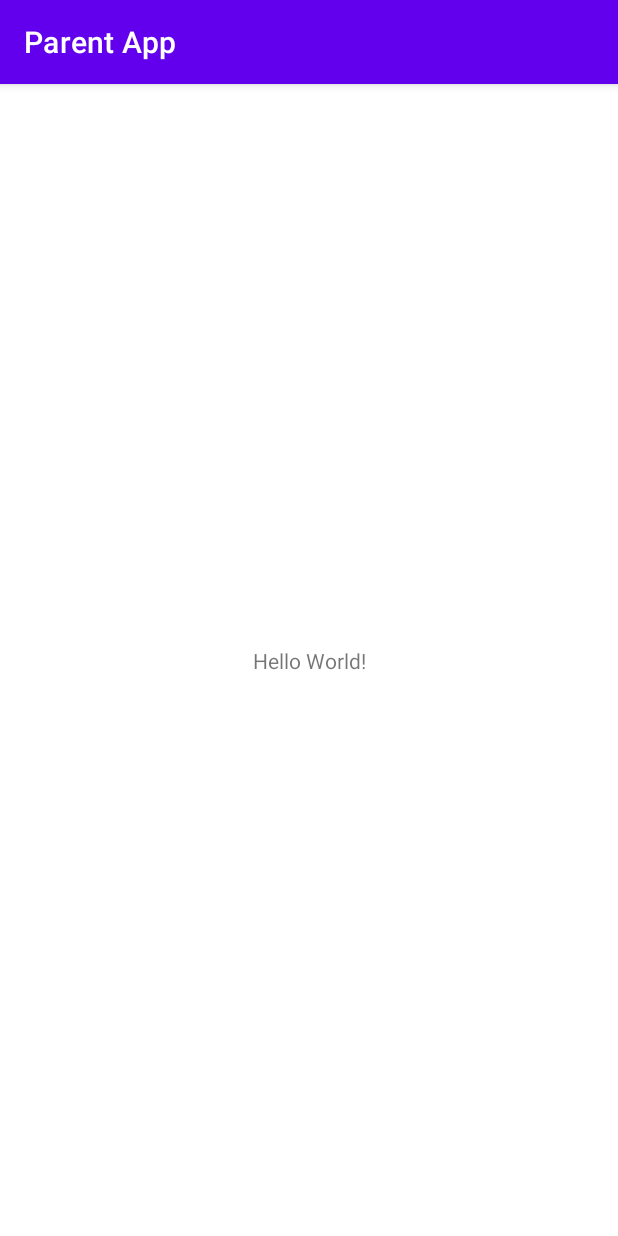
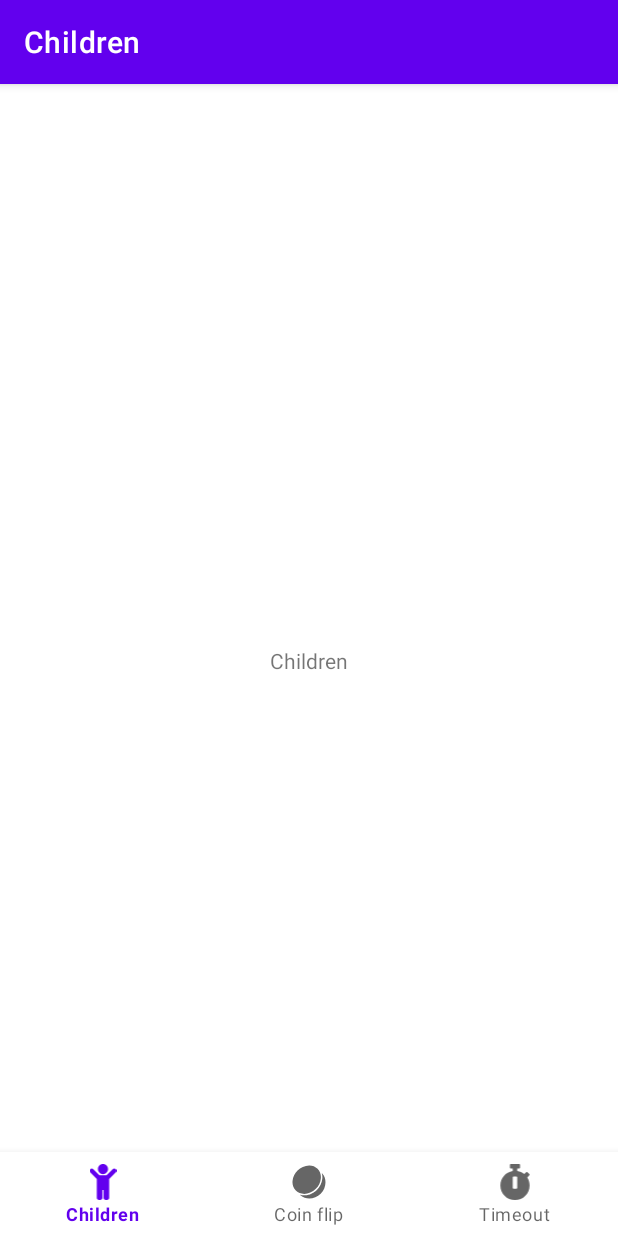
Before and after one commit to corbinjensen/AndroidParentApp, an Android app: the screen it shows after launch (MainActivity), on a phone screen of 412 x 824 dp. Run offline under Robolectric (Android 15) with nearby library versions, the phone set to English and light mode, and no system bars; our stand-ins replace navigation-ui.

Commit message:
Implement the menu for the application
The application uses ButtonNavigationView for the layout, where each feature resides in a fragment.

```diff
--- a/app/src/main/java/ca/sfu/fluorine/parentapp/MainActivity.java
+++ b/app/src/main/java/ca/sfu/fluorine/parentapp/MainActivity.java
@@ -1,14 +1,33 @@
 package ca.sfu.fluorine.parentapp;
 
 import androidx.appcompat.app.AppCompatActivity;
+import androidx.navigation.NavController;
+import androidx.navigation.Navigation;
+import androidx.navigation.ui.AppBarConfiguration;
+import androidx.navigation.ui.NavigationUI;
 
 import android.os.Bundle;
 
+import ca.sfu.fluorine.parentapp.databinding.ActivityMainBinding;
+
 public class MainActivity extends AppCompatActivity {
+
+	private ActivityMainBinding binding;
 
 	@Override
 	protected void onCreate(Bundle savedInstanceState) {
 		super.onCreate(savedInstanceState);
-		setContentView(R.layout.activity_main);
+
+		binding = ActivityMainBinding.inflate(getLayoutInflater());
+		setContentView(binding.getRoot());
+
+		// Passing each menu ID as a set of Ids because each
+		// menu should be considered as top level destinations.
+		AppBarConfiguration appBarConfiguration = new AppBarConfiguration.Builder(
+				R.id.navigation_children, R.id.navigation_coin_flip, R.id.navigation_timeout)
+				.build();
+		NavController navController = Navigation.findNavController(this, R.id.nav_host_fragment_activity_main);
+		NavigationUI.setupActionBarWithNavController(this, navController, appBarConfiguration);
+		NavigationUI.setupWithNavController(binding.navView, navController);
 	}
 }
--- /dev/null
+++ b/app/src/main/java/ca/sfu/fluorine/parentapp/view/ChildrenFragment.java
@@ -0,0 +1,32 @@
+package ca.sfu.fluorine.parentapp.view;
+
+import android.os.Bundle;
+
+import androidx.annotation.NonNull;
+import androidx.fragment.app.Fragment;
+
+import android.view.LayoutInflater;
+import android.view.View;
+import android.view.ViewGroup;
+
+import ca.sfu.fluorine.parentapp.R;
+import ca.sfu.fluorine.parentapp.databinding.FragmentChildrenBinding;
+
+
+public class ChildrenFragment extends Fragment {
+	private FragmentChildrenBinding binding;
+
+	@Override
+	public View onCreateView(@NonNull LayoutInflater inflater, ViewGroup container,
+							 Bundle savedInstanceState) {
+		// Inflate the layout for this fragment
+		binding = FragmentChildrenBinding.inflate(inflater, container, false);
+		return binding.getRoot();
+	}
+
+	@Override
+	public void onDestroy() {
+		super.onDestroy();
+		binding = null;
+	}
+}
--- a/app/src/main/res/layout/activity_main.xml
+++ b/app/src/main/res/layout/activity_main.xml
@@ -1,18 +1,33 @@
 <?xml version="1.0" encoding="utf-8"?>
 <androidx.constraintlayout.widget.ConstraintLayout xmlns:android="http://schemas.android.com/apk/res/android"
     xmlns:app="http://schemas.android.com/apk/res-auto"
-    xmlns:tools="http://schemas.android.com/tools"
+    android:id="@+id/container"
     android:layout_width="match_parent"
     android:layout_height="match_parent"
-    tools:context=".MainActivity">
+    android:paddingTop="?attr/actionBarSize">
 
-    <TextView
-        android:layout_width="wrap_content"
+    <com.google.android.material.bottomnavigation.BottomNavigationView
+        android:id="@+id/nav_view"
+        android:layout_width="0dp"
         android:layout_height="wrap_content"
-        android:text="Hello World!"
+        android:layout_marginStart="0dp"
+        android:layout_marginEnd="0dp"
+        android:background="?android:attr/windowBackground"
         app:layout_constraintBottom_toBottomOf="parent"
         app:layout_constraintLeft_toLeftOf="parent"
         app:layout_constraintRight_toRightOf="parent"
-        app:layout_constraintTop_toTopOf="parent" />
+        app:menu="@menu/bottom_nav_menu" />
+
+    <fragment
+        android:id="@+id/nav_host_fragment_activity_main"
+        android:name="androidx.navigation.fragment.NavHostFragment"
+        android:layout_width="match_parent"
+        android:layout_height="0dp"
+        app:defaultNavHost="true"
+        app:layout_constraintBottom_toTopOf="@id/nav_view"
+        app:layout_constraintLeft_toLeftOf="parent"
+        app:layout_constraintRight_toRightOf="parent"
+        app:layout_constraintTop_toTopOf="parent"
+        app:navGraph="@navigation/mobile_navigation" />
 
 </androidx.constraintlayout.widget.ConstraintLayout>
--- /dev/null
+++ b/app/src/main/res/layout/fragment_children.xml
@@ -0,0 +1,18 @@
+<?xml version="1.0" encoding="utf-8"?>
+<androidx.constraintlayout.widget.ConstraintLayout xmlns:android="http://schemas.android.com/apk/res/android"
+    xmlns:app="http://schemas.android.com/apk/res-auto"
+    xmlns:tools="http://schemas.android.com/tools"
+    android:layout_width="match_parent"
+    android:layout_height="match_parent"
+    tools:context=".view.ChildrenFragment">
+
+    <TextView
+        android:layout_width="wrap_content"
+        android:layout_height="wrap_content"
+        android:text="@string/title_children"
+        app:layout_constraintBottom_toBottomOf="parent"
+        app:layout_constraintEnd_toEndOf="parent"
+        app:layout_constraintStart_toStartOf="parent"
+        app:layout_constraintTop_toTopOf="parent" />
+
+</androidx.constraintlayout.widget.ConstraintLayout>
--- /dev/null
+++ b/app/src/main/res/menu/bottom_nav_menu.xml
@@ -0,0 +1,19 @@
+<?xml version="1.0" encoding="utf-8"?>
+<menu xmlns:android="http://schemas.android.com/apk/res/android">
+
+    <item
+        android:id="@+id/navigation_children"
+        android:icon="@drawable/ic_child_solid"
+        android:title="@string/title_children" />
+
+    <item
+        android:id="@+id/navigation_coin_flip"
+        android:icon="@drawable/ic_noun_coin_flip"
+        android:title="@string/title_coin_flip"/>
+
+    <item
+        android:id="@+id/navigation_timeout"
+        android:icon="@drawable/ic_stopwatch_solid"
+        android:title="@string/title_timeout"/>
+
+</menu>
--- /dev/null
+++ b/app/src/main/res/navigation/mobile_navigation.xml
@@ -0,0 +1,25 @@
+<?xml version="1.0" encoding="utf-8"?>
+<navigation xmlns:android="http://schemas.android.com/apk/res/android"
+    xmlns:app="http://schemas.android.com/apk/res-auto"
+    xmlns:tools="http://schemas.android.com/tools"
+    android:id="@+id/mobile_navigation"
+    app:startDestination="@+id/navigation_children">
+
+    <fragment
+        android:id="@+id/navigation_children"
+        android:name="ca.sfu.fluorine.parentapp.view.ChildrenFragment"
+        android:label="@string/title_children"
+        tools:layout="@layout/fragment_children" />
+
+    <fragment
+        android:id="@+id/navigation_coin_flip"
+        android:name="ca.sfu.fluorine.parentapp.view.CoinFlipFragment"
+        android:label="@string/title_coin_flip"
+        tools:layout="@layout/fragment_coin_flip" />
+
+    <fragment
+        android:id="@+id/navigation_timeout"
+        android:name="ca.sfu.fluorine.parentapp.view.TimeoutFragment"
+        android:label="@string/title_timeout"
+        tools:layout="@layout/fragment_timeout" />
+</navigation>
--- a/app/src/main/res/values/strings.xml
+++ b/app/src/main/res/values/strings.xml
@@ -1,3 +1,6 @@
 <resources>
     <string name="app_name">Parent App</string>
+    <string name="title_children">Children</string>
+    <string name="title_coin_flip">Coin flip</string>
+    <string name="title_timeout">Timeout</string>
 </resources>
```
Also changed, not shown: app/src/main/java/ca/sfu/fluorine/parentapp/view/CoinFlipFragment.java (added, +32 -0 lines), app/src/main/java/ca/sfu/fluorine/parentapp/view/TimeoutFragment.java (added, +30 -0 lines), app/src/main/res/layout/fragment_coin_flip.xml (added, +20 -0 lines), app/src/main/res/layout/fragment_timeout.xml (added, +19 -0 lines).
